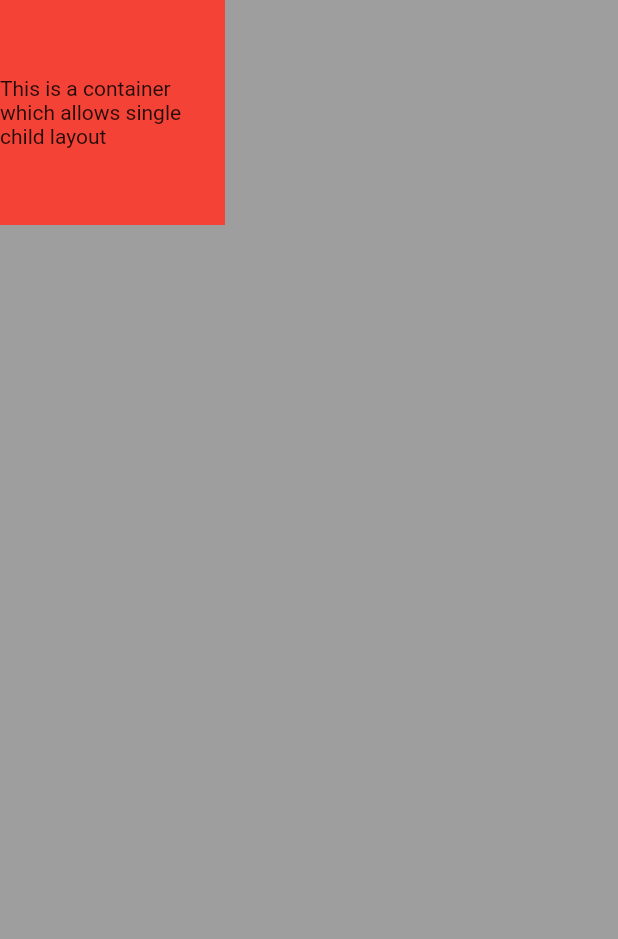
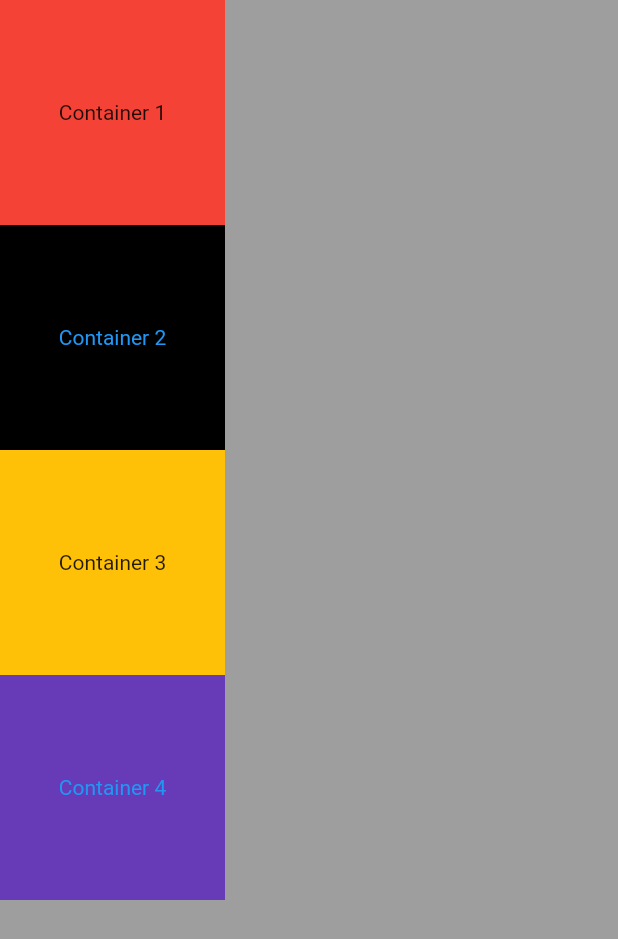
Before and after one commit to shardhayv/myid, a Flutter app: the screen it shows after launch, on a phone screen of 412 x 824 dp. Shown: the top 939 px of the screen. Run offline on Flutter 3.47's test engine with Material 2 defaults, Android fonts, the phone set to English and light mode, and no system bars; missing offline and left inert: dart:ffi.

Commit message:
container done for multi-child layout

```diff
--- a/lib/main.dart
+++ b/lib/main.dart
@@ -15,13 +15,44 @@ class MyApp extends StatelessWidget {
       home: Scaffold(
         backgroundColor: Colors.grey,
         body: SafeArea(
-          child: Container(
-            color: Colors.red,
-            height: 150,
-            width: 150,
-            child: const Center(
-                child: Text(
-                    'This is a container which allows single child layout ')),
+          child: Column(
+            children: <Widget>[
+              Container(
+                color: Colors.red,
+                height: 150,
+                width: 150,
+                child: const Center(
+                  child: Text('Container 1'),
+                ),
+              ),
+              Container(
+                color: Colors.black,
+                height: 150,
+                width: 150,
+                child: const Center(
+                    child: Text(
+                  'Container 2',
+                  style: TextStyle(color: Colors.blue),
+                )),
+              ),
+              Container(
+                color: Colors.amber,
+                height: 150,
+                width: 150,
+                child: const Center(child: Text('Container 3')),
+              ),
+              Container(
+                color: Colors.deepPurple,
+                height: 150,
+                width: 150,
+                child: const Center(
+                  child: Text(
+                    'Container 4',
+                    style: TextStyle(color: Colors.blue),
+                  ),
+                ),
+              )
+            ],
           ),
         ),
       ),
```
